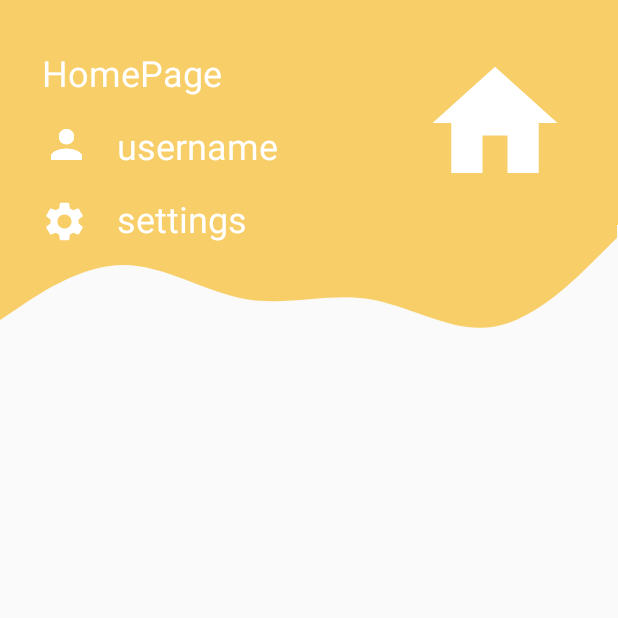
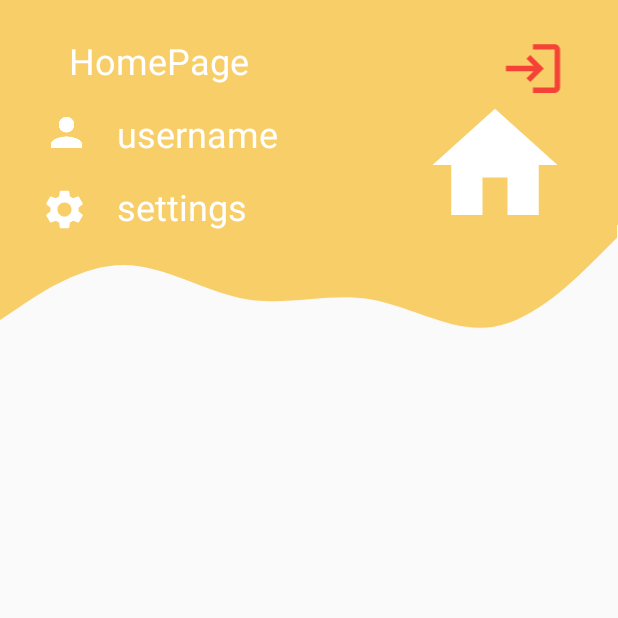
Before and after one commit to foodure/foodure, an Android app: the MainActivity screen opened directly, with no data from a screen before it, on a phone screen of 412 x 824 dp, the top half of it. Run offline under Robolectric (Android 15) with nearby library versions, the phone set to English and light mode, and no system bars; libraries missing offline, so code that uses them is left out: com.amplifyframework, com.amplifyframework.core.

Commit message:
design pages

```diff
--- a/app/src/main/java/com/foodure/view/MainActivity.java
+++ b/app/src/main/java/com/foodure/view/MainActivity.java
@@ -4,9 +4,11 @@ import androidx.appcompat.app.AppCompatActivity;
 
 import android.content.Intent;
 import android.os.Bundle;
+import android.util.Log;
 import android.widget.ImageView;
 import android.widget.TextView;
 
+import com.amplifyframework.core.Amplify;
 import com.foodure.R;
 
 import java.util.Objects;
@@ -25,21 +27,17 @@ public class MainActivity extends AppCompatActivity {
     TextView settingsBtn = findViewById(R.id.settings_homePage);
     ImageView settingsImg = findViewById(R.id.settingsImg_homePage);
 
-    usernameBtn.setOnClickListener(v -> {
-      goToProfile();
-    });
+    ImageView logout = findViewById(R.id.logout_home);
 
-    usernameImg.setOnClickListener(v -> {
-      goToProfile();
-    });
+    usernameBtn.setOnClickListener(v -> goToProfile());
 
-    settingsBtn.setOnClickListener(v -> {
-      goToSettings();
-    });
+    usernameImg.setOnClickListener(v -> goToProfile());
 
-    settingsImg.setOnClickListener(v -> {
-      goToSettings();
-    });
+    settingsBtn.setOnClickListener(v -> goToSettings());
+
+    settingsImg.setOnClickListener(v -> goToSettings());
+
+    logout.setOnClickListener(v -> logout());
 
   }
 
@@ -52,4 +50,15 @@ public class MainActivity extends AppCompatActivity {
     Intent goToSettings = new Intent(MainActivity.this, SettingsActivity.class);
     startActivity(goToSettings);
   }
+
+  public void logout() {
+    Amplify.Auth.signOut(
+        () -> {
+          Log.i("AuthQuickstart", "Signed out successfully");
+          Intent goToLogin = new Intent(getBaseContext(), LoginActivity.class);
+          startActivity(goToLogin);
+        },
+        error -> Log.e("AuthQuickstart", error.toString())
+    );
+  }
 }
--- /dev/null
+++ b/app/src/main/res/drawable/ic_login_24.xml
@@ -0,0 +1,5 @@
+<vector android:height="24dp" android:tint="@color/pomegranate"
+    android:viewportHeight="24" android:viewportWidth="24"
+    android:width="24dp" xmlns:android="http://schemas.android.com/apk/res/android">
+    <path android:fillColor="@color/pomegranate" android:pathData="M11,7L9.6,8.4l2.6,2.6H2v2h10.2l-2.6,2.6L11,17l5,-5L11,7zM20,19h-8v2h8c1.1,0 2,-0.9 2,-2V5c0,-1.1 -0.9,-2 -2,-2h-8v2h8V19z"/>
+</vector>
--- a/app/src/main/res/layout/activity_main.xml
+++ b/app/src/main/res/layout/activity_main.xml
@@ -30,7 +30,7 @@
         android:id="@+id/personView"
         android:layout_width="wrap_content"
         android:layout_height="wrap_content"
-        android:layout_marginTop="32dp"
+        android:layout_marginTop="60dp"
         android:layout_marginEnd="32dp"
         app:layout_constraintEnd_toEndOf="parent"
         app:layout_constraintTop_toTopOf="parent"
@@ -41,12 +41,12 @@
         android:layout_width="wrap_content"
         android:layout_height="wrap_content"
         android:layout_marginStart="16dp"
-        android:layout_marginTop="32dp"
+        android:layout_marginTop="24dp"
         android:text="@string/homepage"
         android:textColor="#FFFFFF"
         android:textSize="24sp"
-        app:layout_constraintEnd_toStartOf="@+id/personView"
-        app:layout_constraintHorizontal_bias="0.082"
+        app:layout_constraintEnd_toStartOf="@+id/logout_home"
+        app:layout_constraintHorizontal_bias="0.153"
         app:layout_constraintStart_toStartOf="@+id/topView"
         app:layout_constraintTop_toTopOf="parent" />
 
@@ -105,5 +105,17 @@
         app:srcCompat="@drawable/ic_settings_24"
         tools:ignore="MissingConstraints" />
 
+    <ImageView
+        android:id="@+id/logout_home"
+        android:layout_width="49dp"
+        android:layout_height="43dp"
+        android:layout_marginTop="24dp"
+        android:layout_marginEnd="16dp"
+        app:layout_constraintEnd_toEndOf="parent"
+        app:layout_constraintHorizontal_bias="0.953"
+        app:layout_constraintStart_toStartOf="parent"
+        app:layout_constraintTop_toTopOf="@+id/topView"
+        app:srcCompat="@drawable/ic_login_24" />
+
 
 </androidx.constraintlayout.widget.ConstraintLayout>
--- a/app/src/main/res/values/colors.xml
+++ b/app/src/main/res/values/colors.xml
@@ -3,4 +3,5 @@
     <color name="hit_pink">#FBAB7E</color>
     <color name="cream_can">#F7CE68</color>
     <color name="alto">#E0E0E0</color>
+    <color name="pomegranate">#F44336</color>
 </resources>
--- a/build.gradle
+++ b/build.gradle
@@ -5,11 +5,11 @@ buildscript {
         mavenCentral()
     }
     dependencies {
-        classpath "com.android.tools.build:gradle:7.0.2"
+        classpath "com.android.tools.build:gradle:7.0.1"
 
         // NOTE: Do not place your application dependencies here; they belong
         // in the individual module build.gradle files
-        classpath 'com.amplifyframework:amplify-tools-gradle-plugin:1.0.2'
+        classpath 'com.amplifyframework:amplify-tools-gradle-plugin:1.0.0'
         classpath 'com.google.gms:google-services:4.3.10'
         classpath 'com.google.firebase:firebase-crashlytics-gradle:2.7.1'
         classpath 'com.google.android.libraries.mapsplatform.secrets-gradle-plugin:secrets-gradle-plugin:2.0.0'
```
Also changed, not shown: app/src/main/java/com/foodure/view/ProfileActivity.java (+10 -1 lines), app/src/main/java/com/foodure/view/SettingsActivity.java (+9 -1 lines), app/src/main/res/layout/activity_profile.xml (+13 -1 lines), app/src/main/res/layout/activity_settings.xml (+13 -1 lines).
